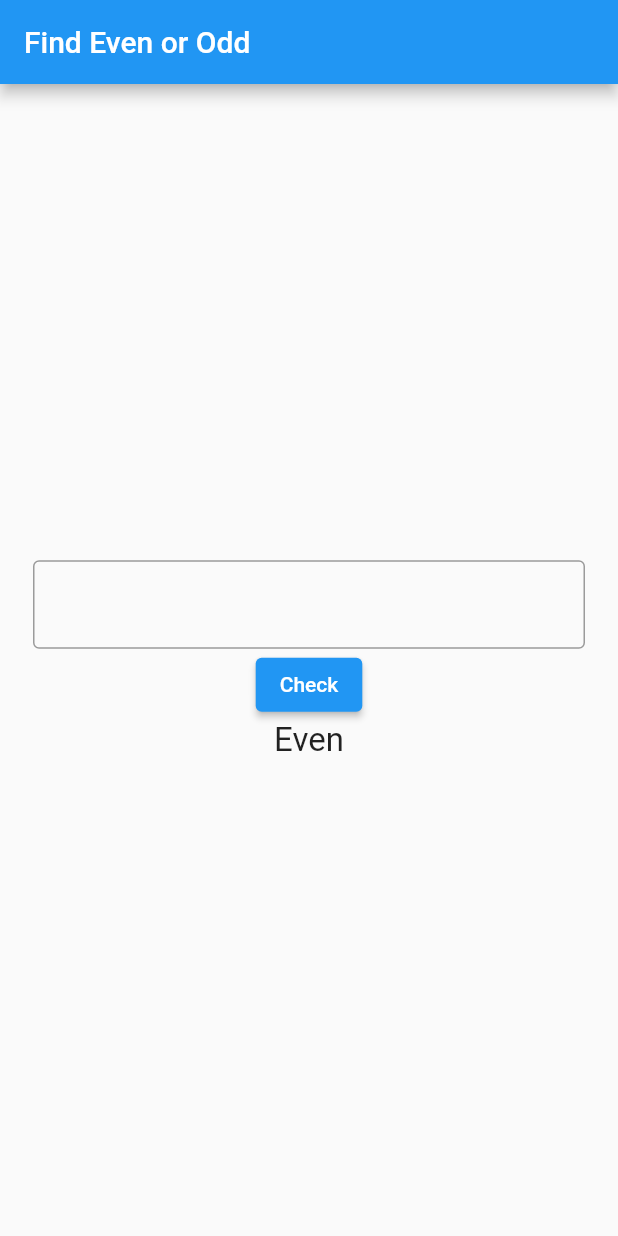
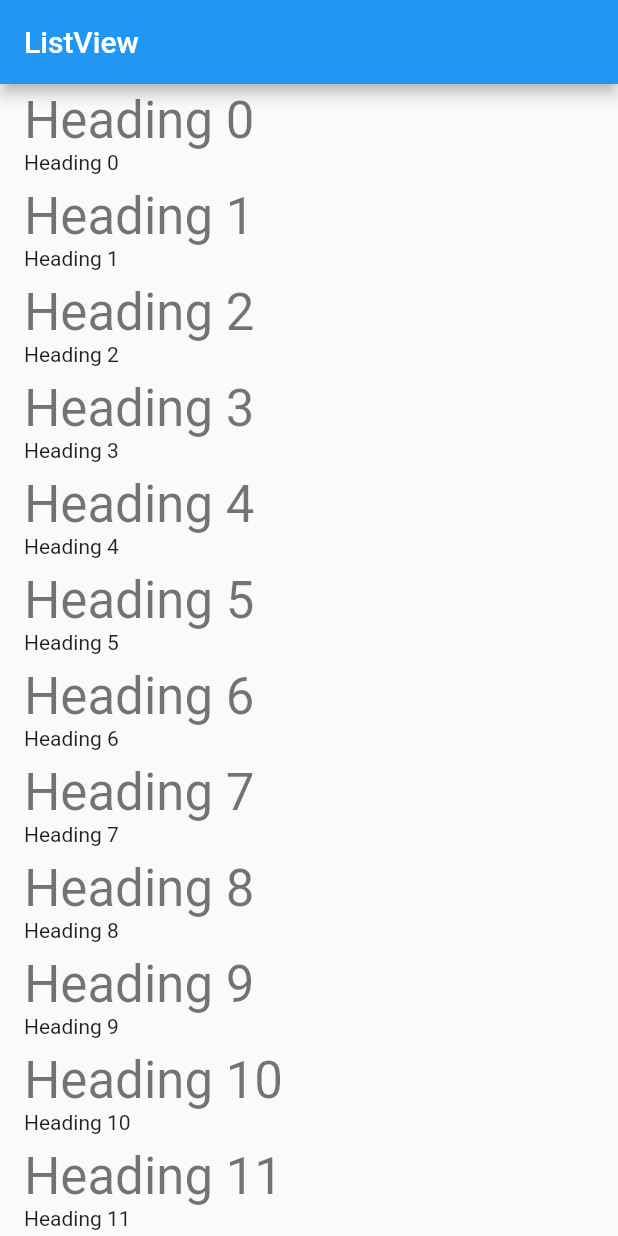
Before and after one commit to wenkey-everest/learning_flutter_app, a Flutter app: the screen it shows after launch, on a phone screen of 412 x 824 dp. Run offline on Flutter 3.47's test engine with Material 2 defaults, Android fonts, the phone set to English and light mode, and no system bars; our stand-ins replace faker.

Commit message:
Add ListView with class

```diff
--- /dev/null
+++ b/lib/cutsom_list_tile.dart
@@ -0,0 +1,23 @@
+import 'package:flutter/material.dart';
+
+abstract class CustomListTile {
+  Widget buildTitle(BuildContext context);
+
+  Widget buildSubTitle(BuildContext context);
+}
+
+class Heading extends CustomListTile {
+  final String heading;
+
+  Heading(this.heading);
+
+  @override
+  Widget buildSubTitle(BuildContext context) {
+    return Text(heading, style: Theme.of(context).textTheme.bodyMedium);
+  }
+
+  @override
+  Widget buildTitle(BuildContext context) {
+    return Text(heading, style: Theme.of(context).textTheme.headlineMedium);
+  }
+}
--- a/lib/main.dart
+++ b/lib/main.dart
@@ -1,4 +1,6 @@
+import 'package:faker/faker.dart';
 import 'package:flutter/material.dart';
+import 'package:learning_flutter_app/cutsom_list_tile.dart';
 
 void main() {
   runApp(const MyApp());
@@ -12,60 +14,32 @@ class MyApp extends StatefulWidget {
 }
 
 class _MyApp extends State<MyApp> {
-  int _number = 0;
-  String status = "Even";
-
-  final textEditingController = TextEditingController();
-
-  void checkEvenOrOdd(String value) {
-    setState(() {
-      try {
-        _number = int.parse(value);
-        status = setResult();
-      } on FormatException catch (_) {
-        throw const FormatException(
-            "You have entered other than integer string");
-      }
-    });
-  }
-
-  String setResult() => (_number % 2 == 0) ? "Even" : "Odd";
 
   @override
   Widget build(BuildContext context) {
     return MaterialApp(
-        home: findEvenOrOdd(textEditingController, checkEvenOrOdd, status));
+      home: listViewWidget(),
+    );
   }
 }
 
-Widget findEvenOrOdd(TextEditingController textEditingController,
-    Function checkEvenOrOdd, String status) {
+Widget listViewWidget() {
+  final items =
+      List<CustomListTile>.generate(1000, (i) => Heading('Heading $i'));
   return Scaffold(
-    appBar: AppBar(title: const Text("Find Even or Odd")),
-    body: Padding(
-      padding: const EdgeInsets.all(22.0),
-      child: Column(
-        mainAxisAlignment: MainAxisAlignment.center,
-        children: <Widget>[
-          TextField(
-            controller: textEditingController,
-            decoration: const InputDecoration(border: OutlineInputBorder()),
-          ),
-          ElevatedButton(
-            key: const Key("check-button"),
-            onPressed: () {
-              checkEvenOrOdd(textEditingController.text.isEmpty
-                  ? "2"
-                  : textEditingController.text);
-            },
-            child: const Text("Check"),
-          ),
-          Text(
-            status,
-            style: const TextStyle(fontSize: 22),
-          ),
-        ],
+      appBar: AppBar(
+        title: const Text("ListView"),
       ),
-    ),
+      body: ListView.builder(
+        itemBuilder: (context, index) {
+          return customListTile(items[index], context);
+        },
+      ));
+}
+
+Widget customListTile(CustomListTile tile, BuildContext context) {
+  return ListTile(
+    title: tile.buildTitle(context),
+    subtitle: tile.buildSubTitle(context),
   );
 }
--- a/pubspec.yaml
+++ b/pubspec.yaml
@@ -35,6 +35,7 @@ dependencies:
   # The following adds the Cupertino Icons font to your application.
   # Use with the CupertinoIcons class for iOS style icons.
   cupertino_icons: ^1.0.2
+  faker: ^2.1.0
 
 dev_dependencies:
   flutter_test:
```
Also changed, not shown: pubspec.lock.
